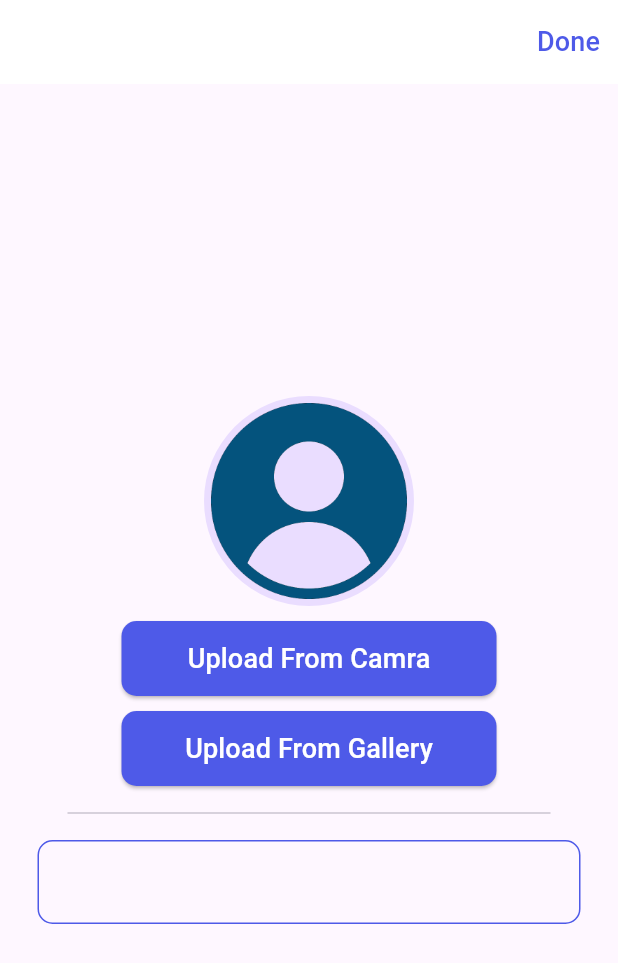
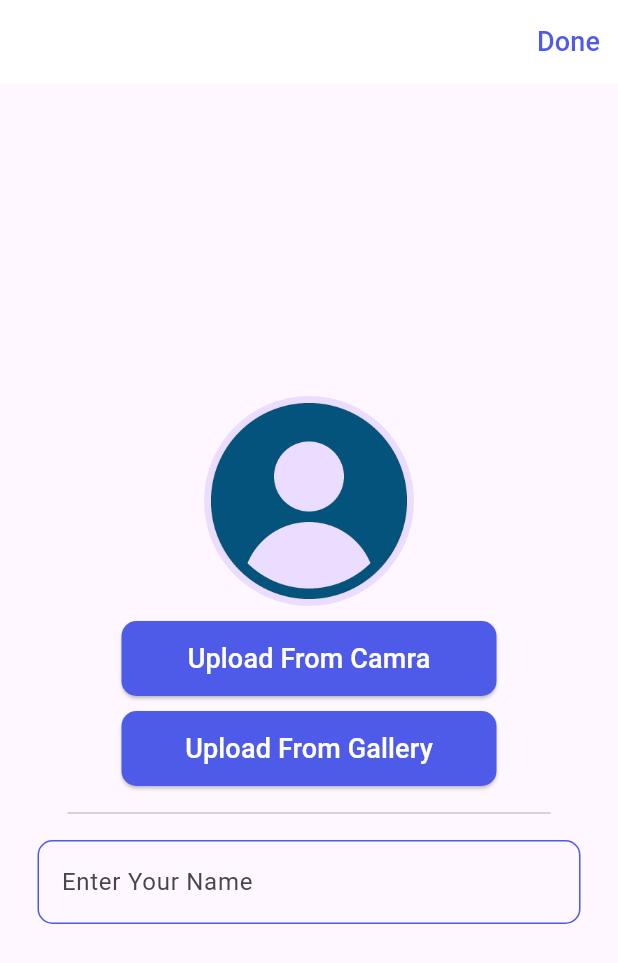
Before and after one commit to Faridget/taskati_app, a Flutter app: the screen it shows after launch, after a tap on "Done", on a phone screen of 412 x 824 dp. Shown: the top 963 px of the screen. Run offline on Flutter 3.47's test engine with Material 3 defaults, Android fonts, the phone set to English and light mode, and no system bars; our stand-ins replace gap, google_fonts, image_picker, lottie.

Commit message:
14-03-2024

```diff
--- /dev/null
+++ b/lib/core/functions/custom_dialogs.dart
@@ -0,0 +1,3 @@
+showErroDialog(){
+
+}
--- a/lib/core/widgets/costom_btn.dart
+++ b/lib/core/widgets/costom_btn.dart
@@ -1,6 +1,7 @@
 import 'package:flutter/material.dart';
 import 'package:taskati_app/core/utils/colors.dart';
 
+// ignore: camel_case_types
 class custombtn extends StatelessWidget {
   const custombtn({
     super.key, required this.text, required this.onPressed, required this.width, this.height,
--- a/lib/features/upload/presentation/view/upload_view.dart
+++ b/lib/features/upload/presentation/view/upload_view.dart
@@ -1,7 +1,14 @@
+import 'dart:io';
+
 import 'package:flutter/material.dart';
 import 'package:gap/gap.dart';
+import 'package:image_picker/image_picker.dart';
 import 'package:taskati_app/core/utils/colors.dart';
 import 'package:taskati_app/core/widgets/costom_btn.dart';
+
+
+String? path;
+String name ='';
 
 class UploadView extends StatefulWidget {
   const UploadView({super.key});
@@ -17,7 +24,31 @@ class _UploadViewState extends State<UploadView> {
 
       appBar:AppBar(
         actions: [
-          TextButton(onPressed: (){}, child:  Text('Done',style: TextStyle(fontSize: 18,color: AppColors.primary,),)),
+          TextButton(onPressed: (){
+            if(path != null && name.isNotEmpty){
+              print('done');
+            }
+            else if(path == null && name.isNotEmpty)
+            {
+              ScaffoldMessenger.of(context).showSnackBar(
+                SnackBar(
+                  backgroundColor: AppColors.red,
+                  content: const Text('Please Enter your name and Photos')),
+              );
+
+            }
+            else if(path != null && name.isEmpty){
+              ScaffoldMessenger.of(context).showSnackBar(
+                SnackBar(
+                backgroundColor: AppColors.red,
+                content: const Text('Please Enter your name')),
+              );
+
+            }
+            else{
+
+            }
+          }, child:  Text('Done',style: TextStyle(fontSize: 18,color: AppColors.primary,),)),
         ],
       ),
       body:    Center(
@@ -26,21 +57,30 @@ class _UploadViewState extends State<UploadView> {
           child: Column(
             mainAxisAlignment: MainAxisAlignment.center,
             children: [
-              const CircleAvatar(
+               CircleAvatar(
                 radius: 70,
-                backgroundImage: AssetImage('assets/images/user.png'),
+                backgroundImage:(path!=null)?FileImage(File(path!)) as ImageProvider :const AssetImage('assets/images/user.png'),
               ),
               const Gap(10),
-              custombtn(text: 'Upload From Camra', onPressed: () {  }, width: 250,),
+              custombtn(text: 'Upload From Camra', onPressed: () {
+                uploadFromCamra();
+               }, width: 250,),
                 const Gap(10),
-                custombtn(text: 'Upload From Gallery', onPressed: () {  }, width: 250,),
+                custombtn(text: 'Upload From Gallery', onPressed: () {
+                  uploadFromGalley();
+                  }, width: 250,),
                 const Gap(10),
                 const Divider(
                   indent: 20,
                   endIndent: 20,
                 ),
                 const Gap(10),
-                TextFormField(),
+                TextFormField(
+                  onChanged: (value) {
+                    name =value;
+                  },
+                  decoration: const InputDecoration(hintText: 'Enter Your Name'),
+                ),
 
             ],
           ),
@@ -48,4 +88,20 @@ class _UploadViewState extends State<UploadView> {
       ),
     );
   }
+uploadFromCamra() async{
+ final PickedImage=   await ImagePicker().pickImage(source: ImageSource.camera);
+ if(PickedImage != null){
+    setState(() {
+      path =PickedImage.path;
+    });
+ }
 }
+uploadFromGalley() async{
+ final PickedImage=   await ImagePicker().pickImage(source: ImageSource.gallery);
+ if(PickedImage != null){
+    setState(() {
+      path =PickedImage.path;
+    });
+ }
+}
+}
--- a/pubspec.yaml
+++ b/pubspec.yaml
@@ -12,6 +12,7 @@ dependencies:
   gap: ^3.0.1
   lottie: ^3.1.0
   google_fonts: ^6.2.1
+  image_picker: ^1.0.7
 
 
 dev_dependencies:
```
Also changed, not shown: pubspec.lock, 6 other files.
